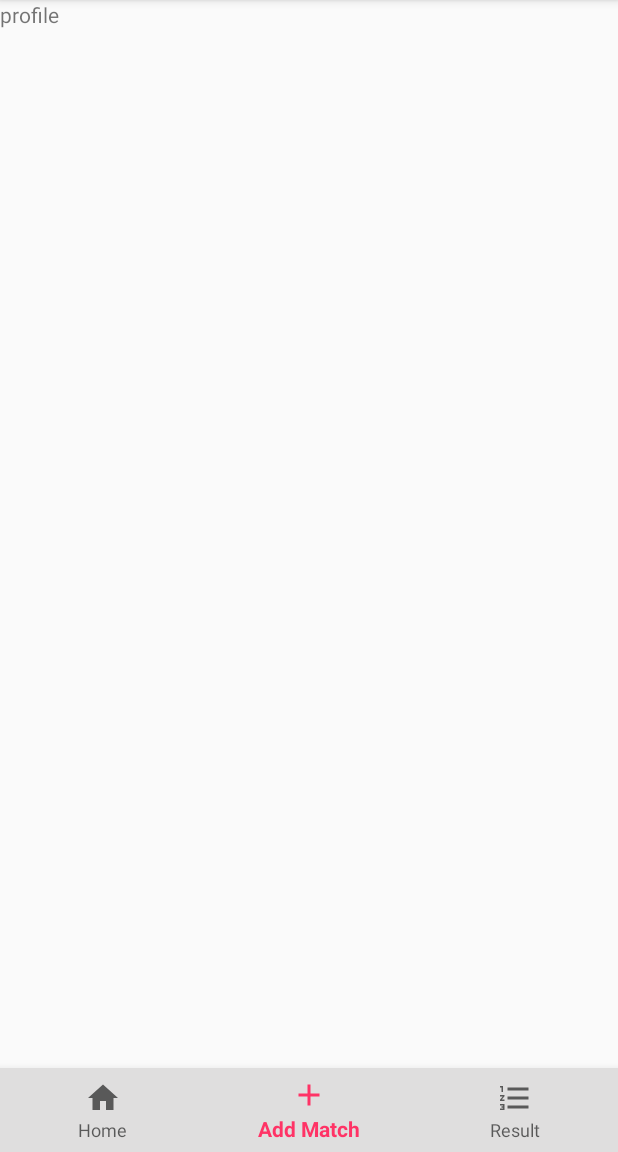
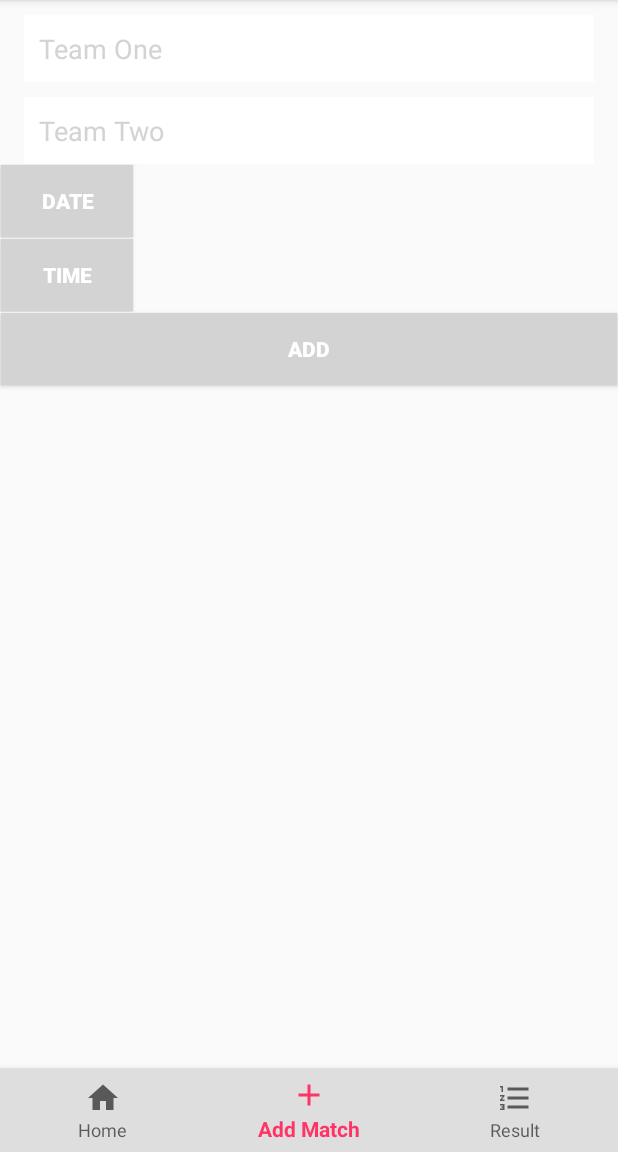
Before and after one commit to HanaDev1/BetsApp, an Android app: the MainActivity screen opened directly, with no data from a screen before it, item 2 of the bottom bar chosen, on a phone screen of 412 x 824 dp, the part 84-1236 px from its top. Run offline under Robolectric (Android 15) with nearby library versions, the phone set to English and light mode, and no system bars.

Commit message:
add match - not complete

```diff
--- /dev/null
+++ b/app/src/main/java/com/example/hanaalalawi/betsapp/AddMatchFragment.java
@@ -0,0 +1,54 @@
+package com.example.hanaalalawi.betsapp;
+
+import android.app.DatePickerDialog;
+import android.os.Bundle;
+import android.support.annotation.NonNull;
+import android.support.annotation.Nullable;
+import android.support.v4.app.DialogFragment;
+import android.support.v4.app.Fragment;
+import android.support.v4.app.FragmentManager;
+import android.view.LayoutInflater;
+import android.view.View;
+import android.view.ViewGroup;
+import android.widget.Button;
+import android.widget.DatePicker;
+import android.widget.TextView;
+
+import java.text.DateFormat;
+import java.util.Calendar;
+
+public class AddMatchFragment extends Fragment implements DatePickerDialog.OnDateSetListener {
+
+    @Nullable
+    @Override
+    public View onCreateView(@NonNull LayoutInflater inflater, @Nullable ViewGroup container, @Nullable Bundle savedInstanceState) {
+        View v = inflater.inflate(R.layout.fragment_add_match, container, false);
+
+        Button dateButton = (Button) v.findViewById(R.id.dateButton);
+        dateButton.setOnClickListener(new View.OnClickListener() {
+            @Override
+            public void onClick(View v) {
+                DialogFragment datePicker = new DatePickerFragment();
+                datePicker.show(getFragmentManager(),"date picker");
+
+            }
+        });
+        return inflater.inflate(R.layout.fragment_add_match,container,false );
+    }
+
+
+
+    @Override
+    public void onDateSet(DatePicker view, int year, int month, int dayOfMonth) {
+
+        Calendar c = Calendar.getInstance();
+        c.set(Calendar.YEAR,year);
+        c.set(Calendar.MONTH,month);
+        c.set(Calendar.DAY_OF_MONTH,dayOfMonth);
+        String currentDateString = DateFormat.getDateInstance(DateFormat.FULL).format(c.getTime());
+
+        TextView dateTextView = (TextView) view.findViewById(R.id.dateText);
+        dateTextView.setText(currentDateString);
+
+    }
+}
--- /dev/null
+++ b/app/src/main/java/com/example/hanaalalawi/betsapp/DatePickerFragment.java
@@ -0,0 +1,22 @@
+package com.example.hanaalalawi.betsapp;
+
+import android.app.DatePickerDialog;
+import android.app.Dialog;
+import android.os.Bundle;
+import android.support.annotation.NonNull;
+import android.support.v4.app.DialogFragment;
+
+import java.util.Calendar;
+
+public class DatePickerFragment extends DialogFragment {
+    @NonNull
+    @Override
+    public Dialog onCreateDialog(Bundle savedInstanceState) {
+        Calendar c = Calendar.getInstance();
+        int year = c.get(Calendar.YEAR);
+        int month = c.get(Calendar.MONTH);
+        int day = c.get(Calendar.DAY_OF_MONTH);
+
+        return new DatePickerDialog(getActivity(),(DatePickerDialog.OnDateSetListener)getActivity(),year , month ,day);
+    }
+}
--- a/app/src/main/java/com/example/hanaalalawi/betsapp/MainActivity.java
+++ b/app/src/main/java/com/example/hanaalalawi/betsapp/MainActivity.java
@@ -1,8 +1,10 @@
 package com.example.hanaalalawi.betsapp;
 
+import android.app.DatePickerDialog;
 import android.app.Fragment;
 import android.support.annotation.NonNull;
 import android.support.design.widget.BottomNavigationView;
+import android.support.v4.app.DialogFragment;
 import android.support.v7.app.AppCompatActivity;
 import android.os.Bundle;
 import android.app.FragmentManager;
@@ -10,22 +12,29 @@ import android.app.FragmentTransaction;
 import android.view.MenuItem;
 import android.view.View;
 import android.widget.Button;
+import android.widget.DatePicker;
+import android.widget.TextView;
+
+import java.text.DateFormat;
+import java.util.Calendar;
 
 
 public class MainActivity extends AppCompatActivity {
-
-    Button HomeButton;
 
     @Override
     protected void onCreate(Bundle savedInstanceState) {
         super.onCreate(savedInstanceState);
         setContentView(R.layout.activity_main);
 
+
+
         BottomNavigationView bottomNavigationView = findViewById(R.id.bottobNavigation);
         bottomNavigationView.setOnNavigationItemSelectedListener(navList);
 
         getSupportFragmentManager().beginTransaction().replace(R.id.fragment_place,new HomeFragment()).commit();
     }
+
+
     private BottomNavigationView.OnNavigationItemSelectedListener navList =
             new BottomNavigationView.OnNavigationItemSelectedListener() {
                 @Override
@@ -36,7 +45,7 @@ public class MainActivity extends AppCompatActivity {
                             selectedFragment = new HomeFragment();
                             break;
                         case R.id.nav_addMatch:
-                            selectedFragment = new ProfileFragment();
+                            selectedFragment = new AddMatchFragment();
                             break;
                         case R.id.nav_result:
                             selectedFragment = new ResultFragment();
--- /dev/null
+++ b/app/src/main/res/layout/fragment_add_match.xml
@@ -0,0 +1,51 @@
+<?xml version="1.0" encoding="utf-8"?>
+<LinearLayout xmlns:android="http://schemas.android.com/apk/res/android"
+    android:orientation="vertical" android:layout_width="match_parent"
+    android:layout_height="match_parent">
+    <EditText
+        android:layout_width="match_parent"
+        android:layout_height="wrap_content"
+        android:hint="Team One"
+        style="@style/editTextStyle"/>
+    <EditText
+        android:layout_width="match_parent"
+        android:layout_height="wrap_content"
+        android:hint="Team Two"
+        style="@style/editTextStyle"/>
+    <LinearLayout
+        android:layout_width="match_parent"
+        android:layout_height="wrap_content"
+        android:orientation="horizontal">
+        <TextView
+            android:layout_width="wrap_content"
+            android:layout_height="wrap_content"
+            android:id="@+id/dateText" />
+        <Button
+            android:layout_width="wrap_content"
+            android:layout_height="wrap_content"
+            android:text="Date"
+            android:id="@+id/dateButton"
+            style="@style/buttonStyle" />
+    </LinearLayout>
+    <LinearLayout
+        android:layout_width="match_parent"
+        android:layout_height="wrap_content"
+        android:orientation="horizontal">
+        <TextView
+            android:layout_width="wrap_content"
+            android:layout_height="wrap_content"
+            android:id="@+id/time"/>
+
+        <Button
+            android:layout_width="wrap_content"
+            android:layout_height="wrap_content"
+            android:text="Time"
+            style="@style/buttonStyle" />
+    </LinearLayout>
+    <Button
+        android:layout_width="match_parent"
+        android:layout_height="wrap_content"
+        android:text="Add"
+        style="@style/buttonStyle"/>
+
+</LinearLayout>
--- a/app/src/main/res/values/styles.xml
+++ b/app/src/main/res/values/styles.xml
@@ -20,7 +20,7 @@
 </style>
     <style name="buttonStyle">
         <item name="android:layout_margin">0.5dp</item>
-        <item name="android:background">@color/colorAccent</item>
+        <item name="android:background">#d3d3d3</item>
         <item name="android:textColor">#FFFF</item>
         <item name="android:textStyle">bold</item>
     </style>
```
